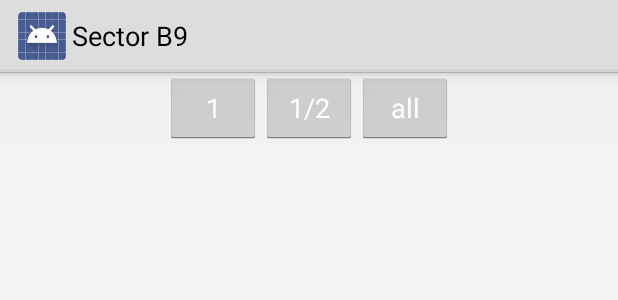
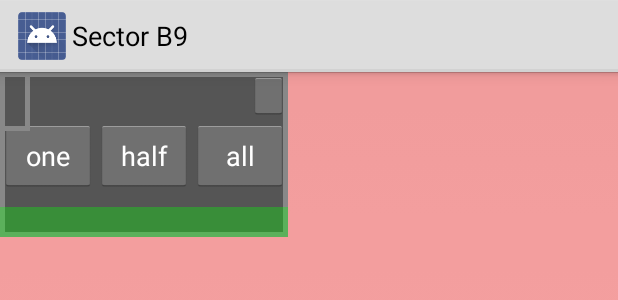
Before and after one commit to FoLoKe/SectorB9, an Android app: the layout object_inventory.xml on its own in the app's theme, with its tools: preview values and no code run, on a phone screen of 412 x 824 dp. Shown: the top 300 px of the screen. Run offline under Robolectric (Android 15) with nearby library versions, the phone set to English and light mode, and no system bars.

Commit message:
Inventory movable and resizable windows

```diff
--- a/app/src/main/java/com/sb9/foloke/sectorb9/game/UI/InteractionUI.java
+++ b/app/src/main/java/com/sb9/foloke/sectorb9/game/UI/InteractionUI.java
@@ -293,6 +293,8 @@ public class InteractionUI
     private static void closeInteractionUI(MainActivity MA)
     {
         GameLog.update("InteractionUI: CLOSE",0);
+		final ViewFlipper IVF=MA.findViewById(R.id.interaction_uiViewFlipper);
+		IVF.setDisplayedChild(0);
         final ViewFlipper VF = MA.findViewById(R.id.UIFlipper);
         MA.getGameManager().currentCommand= GameManager.command.CONTROL;
         MA.getGameManager().nullPressedObjects();
--- a/app/src/main/res/layout/object_inventory.xml
+++ b/app/src/main/res/layout/object_inventory.xml
@@ -1,64 +1,78 @@
 <?xml version="1.0" encoding="utf-8"?>
-<FrameLayout xmlns:android="http://schemas.android.com/apk/res/android"
+<FrameLayout
+	xmlns:android="http://schemas.android.com/apk/res/android"
 	xmlns:app="http://schemas.android.com/apk/res-auto"
 	android:id="@+id/inventoryUI"
 	android:layout_width="match_parent"
 	android:layout_height="match_parent"
-	android:background="#55ffffff"
 	android:layout_gravity="center"
 	android:gravity="center">
 
+	<AbsoluteLayout
+		android:layout_gravity="top"
+		android:orientation="vertical"
+		android:layout_width="match_parent"
+		android:layout_height="match_parent"
+		android:background="#55ff0000"
+		android:id="@+id/inventoryAbsoluteLayout">
+
 		<LinearLayout
-		android:layout_gravity="top"
-		android:orientation="horizontal"
-		android:layout_width="match_parent"
-		android:layout_height="wrap_content">
-
-		<ScrollView
-			android:id="@+id/PlayerScrollView"
+			android:orientation="vertical"
 			android:layout_width="wrap_content"
 			android:layout_height="wrap_content"
-			android:focusableInTouchMode="true"
-			android:gravity="left"
-			android:layout_gravity="left"
-			>
-			<TableLayout
-				android:id="@+id/PlayerTableLayout"
+			android:id="@+id/inventoryLeftInvLayout"
+			android:background="@layout/window_border"
+			android:gravity="center">
+
+			<LinearLayout
+				android:orientation="horizontal"
+				android:layout_height="wrap_content"
+				android:layout_width="fill_parent"
+				android:id="@+id/inventoryLeftInvLayoutHead">
+
+				<TextView
+					android:layout_height="wrap_content"
 					android:layout_width="wrap_content"
+					android:id="@+id/inventoryLeftTextView"
+					android:textColor="#ffffff"
+					android:layout_weight="2"/>
+
+				<Space
 					android:layout_height="wrap_content"
-				android:textColor="#ffffff"
-				android:layout_margin="10dp"
-				>
-			</TableLayout>
-		,</ScrollView>
-		<FrameLayout
-			android:layout_width="fill_parent"
+					android:layout_width="wrap_content"
+					android:layout_weight="1"/>
+
+				<ImageButton
 					android:layout_height="wrap_content"
+					android:layout_width="wrap_content"
+					android:id="@+id/inventoryLeftResizeButton"
+					android:layout_weight="0"/>
 
-			android:layout_weight="1">
+			</LinearLayout>
+
 			<LinearLayout
 				android:gravity="center_vertical"
 				android:layout_gravity="center"
 				android:orientation="horizontal"
 				android:layout_height="wrap_content"
-			android:layout_width="wrap_content"
+				android:layout_width="wrap_content">
 
-
-			>
 				<Button
 					android:id="@+id/InventoryUI_oneItemButton"
-				android:text="1"
+					android:text="one"
 					android:textColor="#ffffff"
 					android:layout_width="wrap_content"
 					android:layout_height="wrap_content"
 					android:gravity="center"/>
+
 				<Button
 					android:id="@+id/InventoryUI_halfItemButton"
-				android:text="1/2"
+					android:text="half"
 					android:textColor="#ffffff"
 					android:layout_width="wrap_content"
 					android:layout_height="wrap_content"
 					android:gravity="center"/>
+
 				<Button
 					android:id="@+id/InventoryUI_allItemButton"
 					android:text="all"
@@ -66,8 +80,44 @@
 					android:layout_width="wrap_content"
 					android:layout_height="wrap_content"
 					android:gravity="center"/>
+
 			</LinearLayout>
-		</FrameLayout>
+
+			<ScrollView
+				android:id="@+id/PlayerScrollView"
+				android:layout_width="fill_parent"
+				android:layout_height="wrap_content"
+				android:focusableInTouchMode="true"
+				android:gravity="left"
+				android:layout_gravity="left"
+				android:background="#5500ff00"
+				android:layout_marginTop="10dp">
+
+				<TableLayout
+					android:id="@+id/PlayerTableLayout"
+					android:layout_width="wrap_content"
+					android:layout_height="wrap_content"
+					android:textColor="#ffffff"
+					android:layout_margin="10dp"/>
+
+			</ScrollView>
+
+		</LinearLayout>
+
+		<LinearLayout
+			android:orientation="vertical"
+			android:layout_width="wrap_content"
+			android:layout_height="wrap_content"
+			android:id="@+id/inventoryRightInvLayout"
+			android:background="@layout/window_border"
+			android:gravity="center">
+
+			<TextView
+				android:layout_height="wrap_content"
+				android:layout_width="wrap_content"
+				android:id="@+id/inventoryRightTextView"
+				android:textColor="#ffffff"/>
+
 			<ScrollView
 				android:id="@+id/ObjectScrollView"
 				android:layout_width="wrap_content"
@@ -75,16 +125,18 @@
 				android:gravity="right"
 				android:layout_gravity="right"
 				android:layout_alignParentRight="true"
-			android:focusableInTouchMode="true"
+				android:focusableInTouchMode="true">
 
-			>
 				<TableLayout
 					android:id="@+id/ObjectTableLayout"
 					android:layout_width="wrap_content"
 					android:layout_height="wrap_content"
+					android:layout_margin="10dp"/>
 
-				android:layout_margin="10dp">
-			</TableLayout>
-		,</ScrollView>
+			</ScrollView>
+
 		</LinearLayout>
+
+	</AbsoluteLayout>
+
 </FrameLayout>
```
Also changed, not shown: app/src/main/java/com/sb9/foloke/sectorb9/game/UI/InventoryUI.java (+97 -19 lines), app/src/main/res/layout/window_border.xml (added, +8 -0 lines). Lines whose indentation alone changed are shown as unchanged.
